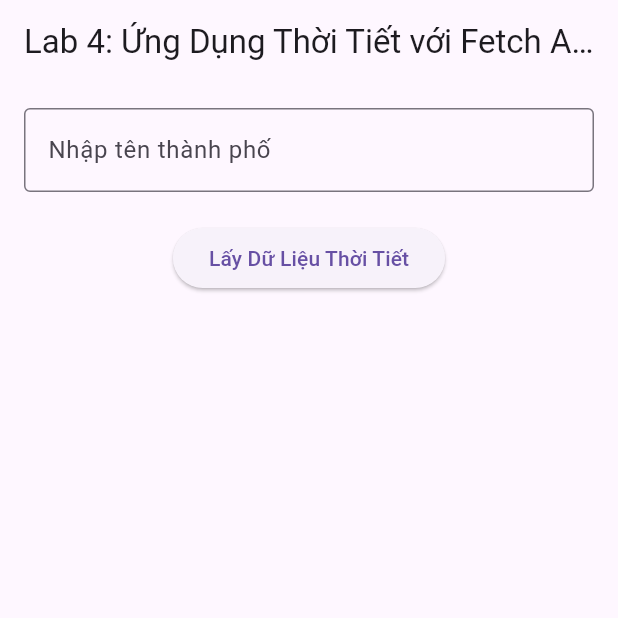
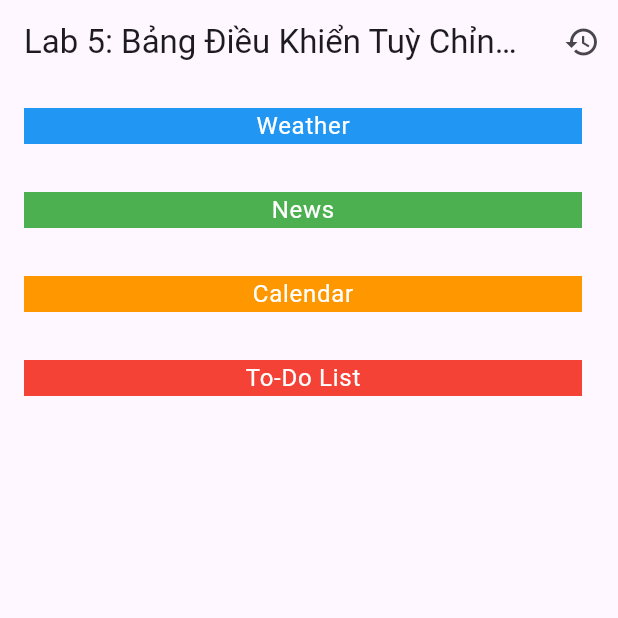
Before and after one commit to nguyendao2101/lab_techmaster, a Flutter app: the screen it shows after launch, on a phone screen of 412 x 824 dp, the top half of it. Run offline on Flutter 3.47's test engine with Material 3 defaults, Android fonts, the phone set to English and light mode, and no system bars; our stand-ins replace get, shared_preferences.

Commit message:
complete lab5

```diff
--- /dev/null
+++ b/lib/Widgets/calendarWidget.dart
@@ -0,0 +1,12 @@
+import 'package:flutter/material.dart';
+
+class CalendarWidget extends StatelessWidget {
+  @override
+  Widget build(BuildContext context) {
+    return Container(
+      color: Colors.orange,
+      child: Center(
+          child: Text('Calendar', style: TextStyle(color: Colors.white))),
+    );
+  }
+}
--- /dev/null
+++ b/lib/Widgets/newWidget.dart
@@ -0,0 +1,11 @@
+import 'package:flutter/material.dart';
+
+class NewsWidget extends StatelessWidget {
+  @override
+  Widget build(BuildContext context) {
+    return Container(
+      color: Colors.green,
+      child: Center(child: Text('News', style: TextStyle(color: Colors.white))),
+    );
+  }
+}
--- /dev/null
+++ b/lib/Widgets/todoListWidget.dart
@@ -0,0 +1,12 @@
+import 'package:flutter/material.dart';
+
+class TodoListWidget extends StatelessWidget {
+  @override
+  Widget build(BuildContext context) {
+    return Container(
+      color: Colors.red,
+      child: Center(
+          child: Text('To-Do List', style: TextStyle(color: Colors.white))),
+    );
+  }
+}
--- /dev/null
+++ b/lib/Widgets/weatherWidget.dart
@@ -0,0 +1,12 @@
+import 'package:flutter/material.dart';
+
+class WeatherWidget extends StatelessWidget {
+  @override
+  Widget build(BuildContext context) {
+    return Container(
+      color: Colors.blue,
+      child:
+          Center(child: Text('Weather', style: TextStyle(color: Colors.white))),
+    );
+  }
+}
--- a/lib/lab4.dart
+++ b/lib/lab4.dart
@@ -1,7 +1,11 @@
+// ignore_for_file: library_private_types_in_public_api, unnecessary_brace_in_string_interps
+
 import 'package:flutter/material.dart';
 import 'package:lab1/Widgets/weatherService.dart';
 
 class Lab4 extends StatefulWidget {
+  const Lab4({super.key});
+
   @override
   _Lab4State createState() => _Lab4State();
 }
--- /dev/null
+++ b/lib/lab5.dart
@@ -0,0 +1,107 @@
+// ignore_for_file: library_private_types_in_public_api, sort_child_properties_last
+
+import 'package:flutter/material.dart';
+import 'package:shared_preferences/shared_preferences.dart';
+import 'Widgets/calendarWidget.dart';
+import 'Widgets/newWidget.dart';
+import 'Widgets/todoListWidget.dart';
+import 'Widgets/weatherWidget.dart';
+
+class Lab5 extends StatefulWidget {
+  const Lab5({super.key});
+
+  @override
+  _Lab5State createState() => _Lab5State();
+}
+
+class _Lab5State extends State<Lab5> {
+  List<Widget> widgets = [
+    // tạo danh sách các widget
+    WeatherWidget(),
+    NewsWidget(),
+    CalendarWidget(),
+    TodoListWidget(),
+  ];
+
+  @override
+  void initState() {
+    super.initState();
+    _loadLayout();
+  }
+
+  @override
+  Widget build(BuildContext context) {
+    return Scaffold(
+      appBar: AppBar(
+        title: const Text(
+            'Lab 5: Bảng Điều Khiển Tuỳ Chỉnh với Chức Năng Kéo và Thả (Customizable Dashboard with Drag-and-Drop)'),
+        actions: [
+          IconButton(
+            icon: const Icon(Icons.restore),
+            onPressed: _resetLayout,
+          ),
+        ],
+      ),
+      body: ReorderableListView(
+        children: widgets.map((widget) {
+          return ListTile(
+            key: ValueKey(
+                widget), //cho phép kéo và thả các widget. Nó hiển thị danh sách các widget, mỗi widget được bao bọc trong một ListTile với một ValueKey duy nhất.
+            title: widget,
+          );
+        }).toList(),
+        onReorder:
+            _onReorder, //callback được gọi khi người dùng thay đổi thứ tự của các widget.
+      ),
+    );
+  }
+
+  void _onReorder(int oldIndex, int newIndex) {
+    // khi người dùng thay đổi thứ tự của danh sách widget gọi saveLayout để lưu cách sắp xếp mới.
+    setState(() {
+      if (oldIndex < newIndex) {
+        newIndex--;
+      }
+      final Widget widget = widgets.removeAt(oldIndex);
+      widgets.insert(newIndex, widget);
+      _saveLayout();
+    });
+  }
+
+  void _saveLayout() async {
+    // lưu danh sách thay đổi vào danh sách mới
+    SharedPreferences prefs = await SharedPreferences.getInstance();
+    List<String> widgetKeys = widgets.map((w) => w.toString()).toList();
+    await prefs.setStringList('widgetLayout', widgetKeys);
+  }
+
+  void _loadLayout() async {
+    SharedPreferences prefs = await SharedPreferences.getInstance();
+    List<String>? widgetKeys = prefs.getStringList('widgetLayout');
+    if (widgetKeys != null) {
+      // Khôi phục cách sắp xếp từ Local Storage
+      setState(() {
+        widgets = [
+          WeatherWidget(),
+          NewsWidget(),
+          CalendarWidget(),
+          TodoListWidget(),
+        ];
+        // Cập nhật widgets dựa trên widgetKeys nếu cần thiết
+      });
+    }
+  }
+
+  void _resetLayout() {
+    // đặt lại các widget thành trạng thái ban đầu
+    setState(() {
+      widgets = [
+        WeatherWidget(),
+        NewsWidget(),
+        CalendarWidget(),
+        TodoListWidget(),
+      ];
+      _saveLayout();
+    });
+  }
+}
--- a/lib/main.dart
+++ b/lib/main.dart
@@ -4,6 +4,7 @@ import 'package:lab1/lab1.dart';
 import 'package:lab1/lab2.dart';
 import 'package:lab1/lab3.dart';
 import 'package:lab1/lab4.dart';
+import 'package:lab1/lab5.dart';
 
 void main() {
   runApp(MyApp());
@@ -19,7 +20,8 @@ class MyApp extends StatelessWidget {
       // home: Lab01(),
       // home: Lab2(),
       // home: Lab3(),
-      home: Lab4(),
+      // home: Lab4(),
+      home: Lab5(),
     );
   }
 }
--- a/pubspec.yaml
+++ b/pubspec.yaml
@@ -37,6 +37,8 @@ dependencies:
   cupertino_icons: ^1.0.6
   get: ^4.6.6
   http: ^1.2.2
+  shared_preferences: ^2.3.2
+  web_socket_channel: ^3.0.1
 
 dev_dependencies:
   flutter_test:
```
Also changed, not shown: lib/lab6.dart (added), pubspec.lock.
